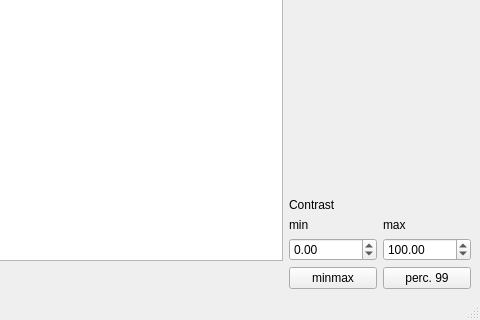
Above: main_window.ui from tomasvicar/cell_profile_analysis before the change; both pictures show x 748 to 1228 and y 515 to 835 of the 1228 by 835 pixel window. Below: the same form after it.
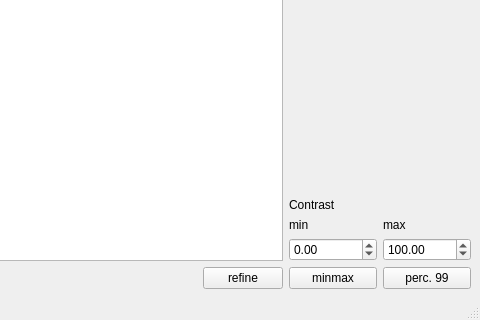
That is the form after the change.

```diff
--- a/main_window.ui
+++ b/main_window.ui
@@ -252,6 +252,13 @@
         </property>
        </spacer>
       </item>
+      <item>
+       <widget class="QPushButton" name="pushButton_refine">
+        <property name="text">
+         <string>refine</string>
+        </property>
+       </widget>
+      </item>
      </layout>
     </item>
    </layout>
```
